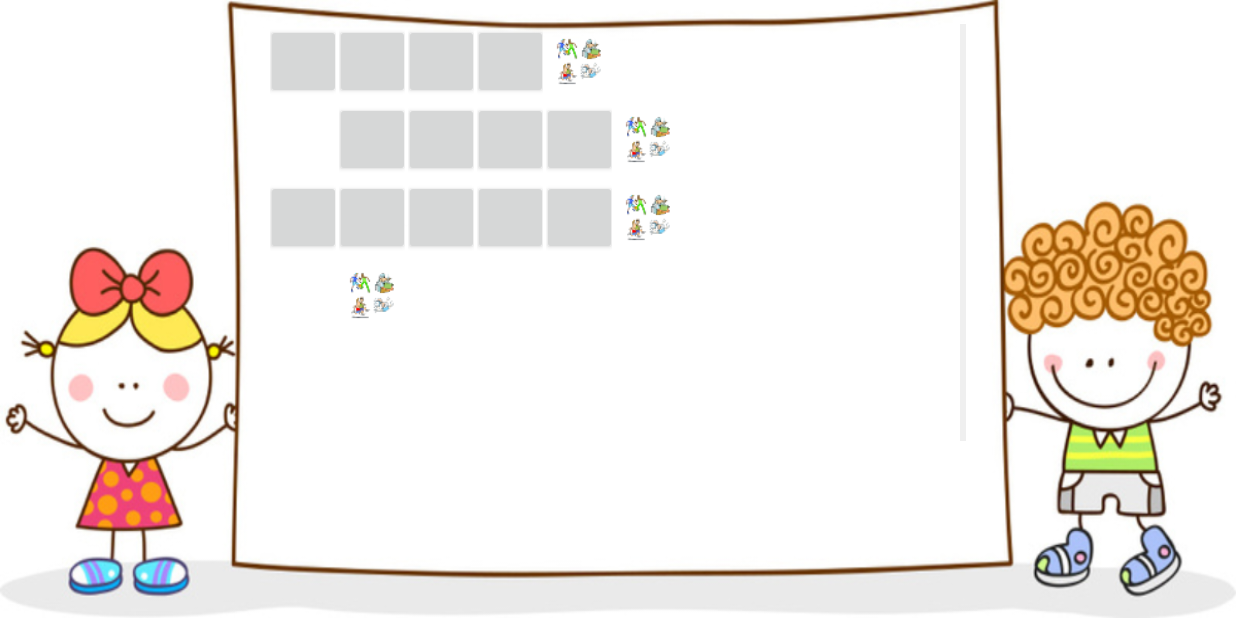
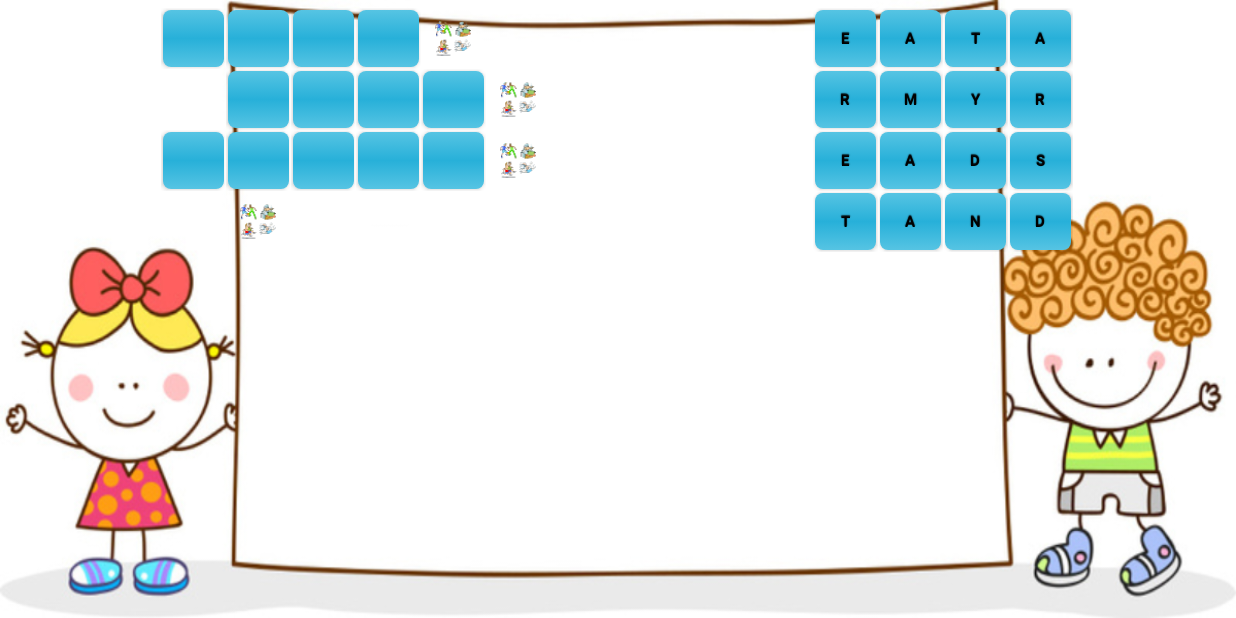
Before and after one commit to nguyenson2012/HappiSpellCrossword, an Android app: the GameActivity screen opened directly, with no data from a screen before it, on a phone screen of 824 x 412 dp (held sideways). Run offline under Robolectric (Android 15) with nearby library versions, the phone set to English and light mode, and no system bars; our stand-ins replace AdMob; libraries missing offline, so code that uses them is left out: com.nostra13.universalimageloader.

Commit message:
Thang Update 14/6 Change Layout of Griviews

```diff
--- a/app/src/main/java/com/example/asus/happispellcrossword/activity/GameActivity.java
+++ b/app/src/main/java/com/example/asus/happispellcrossword/activity/GameActivity.java
@@ -16,8 +16,10 @@ import android.util.Log;
 import android.view.Menu;
 import android.view.MenuItem;
 import android.view.View;
+import android.view.ViewGroup;
 import android.view.Window;
 import android.view.WindowManager;
+import android.widget.AdapterView;
 import android.widget.Button;
 import android.widget.GridView;
 import android.widget.ImageButton;
@@ -27,6 +29,7 @@ import android.widget.TextView;
 import android.widget.Toast;
 
 import com.example.asus.happispellcrossword.R;
+import com.example.asus.happispellcrossword.adapter.Gridview2Adapter;
 import com.example.asus.happispellcrossword.adapter.GridviewAdapter;
 import com.example.asus.happispellcrossword.model.StaticVariable;
 import com.example.asus.happispellcrossword.model.WordObject;
@@ -49,10 +52,12 @@ public class GameActivity extends Activity{
     public static final int AD_HEIGHT = 50;
     public static final int NUM_OF_COLLUMN = 10;
     public static final int NUM_OF_ROW = NUM_OF_COLLUMN;
+    public static final double WEIGHT_COEFF = 2.5;
 //    public static final int MAX_NUM_OF_KEYBOARD_BTN_PER_ROW = 10;
     private static GridView gridView;
+    private static GridView gridView2;
     //    public int PARENT_VERTICAL_MARGIN;
-    private int LINE_HEIGHT;
+//    private int LINE_HEIGHT;
 //    private int BTN_KEYBOARD_MARGIN_LEFT_AND_RIGHT;
 //    private int BTN_KEYBOARD_EDGE_SIZE;
     private int screenWidth = 0;
@@ -63,6 +68,7 @@ public class GameActivity extends Activity{
     private String[][] gridViewData = new String[NUM_OF_COLLUMN][NUM_OF_ROW];//gridViewData[x][y]
     private WordObjectsManager objManger = WordObjectsManager.getInstance();
     private GridviewAdapter adapter;
+    private Gridview2Adapter adapter2;
 //    private ImageButton btCheckAnswer;
     //    private Button btSolve;
 //    private ImageButton btClear;
@@ -93,6 +99,7 @@ public class GameActivity extends Activity{
         screenWidth = metrics.widthPixels;
         screenHeight = metrics.heightPixels;
         setupGridView();
+        setupGridView2();
         /*LINE_HEIGHT = (screenHeight - gridView.getMinimumHeight())/5;
         BTN_KEYBOARD_MARGIN_LEFT_AND_RIGHT = LINE_HEIGHT/8; // If need to adjust, change here
         BTN_KEYBOARD_EDGE_SIZE = LINE_HEIGHT-2*BTN_KEYBOARD_MARGIN_LEFT_AND_RIGHT;
@@ -131,11 +138,28 @@ public class GameActivity extends Activity{
         adapter = new GridviewAdapter(this, gridViewData);
 //        adapter.setUpListWord(objManger.getObjectArrayList());
         gridView = (GridView) findViewById(R.id.gridview_puzzle);
-        gridView.setMinimumHeight(screenWidth);
+//        gridView.setMinimumHeight(5);
+//        ViewGroup.LayoutParams layoutParams = gridView.getLayoutParams();
+//        layoutParams.height = screenWidth;
+//        gridView.setLayoutParams(layoutParams);
         gridView.setAdapter(adapter);
         gridView.setNumColumns(NUM_OF_COLLUMN);
 //        gridView.setColumnWidth((int) ((gridView.getWidth() / NUM_OF_COLLUMN) * 0.9));
-        gridView.setMinimumWidth(screenWidth);
+//        gridView.setMinimumWidth(screenWidth);
+    }
+
+    private void setupGridView2() {
+
+        adapter2 = new Gridview2Adapter(this);
+        gridView2 = (GridView) findViewById(R.id.gridview2_puzzle);
+//        gridView2.setMinimumHeight(screenWidth);
+        gridView2.setAdapter(adapter2);
+//        gridView2.setNumColumns(3);
+//        gridView2.setColumnWidth((int) ((gridView.getWidth() / NUM_OF_COLLUMN) * 0.9));
+//        gridView2.setMinimumWidth(screenWidth);
+        //TODO change here
+        gridView2.setNumColumns((int)(NUM_OF_COLLUMN/WEIGHT_COEFF));
+
     }
 
     @Override
--- /dev/null
+++ b/app/src/main/java/com/example/asus/happispellcrossword/adapter/Gridview2Adapter.java
@@ -0,0 +1,93 @@
+package com.example.asus.happispellcrossword.adapter;
+
+import android.animation.AnimatorSet;
+import android.animation.ObjectAnimator;
+import android.animation.ValueAnimator;
+import android.app.Activity;
+import android.content.Context;
+import android.graphics.Color;
+import android.util.DisplayMetrics;
+import android.util.Log;
+import android.view.LayoutInflater;
+import android.view.MotionEvent;
+import android.view.View;
+import android.view.ViewGroup;
+import android.view.animation.Animation;
+import android.view.animation.AnimationUtils;
+import android.view.animation.LinearInterpolator;
+import android.widget.BaseAdapter;
+import android.widget.Button;
+import android.widget.TextView;
+
+import com.example.asus.happispellcrossword.R;
+import com.example.asus.happispellcrossword.activity.GameActivity;
+import com.example.asus.happispellcrossword.model.WordObject;
+import com.example.asus.happispellcrossword.model.WordObjectsManager;
+import com.nostra13.universalimageloader.core.DisplayImageOptions;
+
+/**
+ * Created by ThangDuong on 12-May-16.
+ */
+public class Gridview2Adapter extends BaseAdapter {
+    public static final String DISABLE = "0";
+    public static final String ENABLE = "";
+    WordObjectsManager objManager = WordObjectsManager.getInstance();
+    private Context context;
+    private String data = new String();
+
+    public Gridview2Adapter(Activity context) {
+        this.context = context;
+        //assign data
+        for(WordObject object:objManager.getObjectArrayList())
+        {
+            if(object!=null)
+                data+=object.getResult();
+        }
+    }
+
+    @Override
+    public int getCount() {
+        return data.length();
+    }
+
+    @Override
+    public Object getItem(int i) {
+        return null;
+    }
+
+    @Override
+    public long getItemId(int i) {
+        return 0;
+    }
+
+    @Override
+    public View getView(final int position, View convertView, ViewGroup parent) {
+        // LayoutInflater to call external grid_item.xml file
+
+        LayoutInflater inflater = (LayoutInflater) context
+                .getSystemService(Context.LAYOUT_INFLATER_SERVICE);
+        final View gridView;
+        if (convertView == null) {
+            // get layout from grid_item.xml ( Defined Below )
+            gridView = inflater.inflate(R.layout.grid2_puzzle_item, null);
+        } else {
+            gridView = convertView;
+        }
+
+        final Button cell = (Button) gridView.findViewById(R.id.button2);
+        //set Row Height the same as in Gridview 1
+        DisplayMetrics metrics = context.getResources().getDisplayMetrics();
+        ViewGroup.LayoutParams layoutParams = cell.getLayoutParams();
+        layoutParams.height = (int) ((metrics.heightPixels / GameActivity.NUM_OF_ROW)* 0.95);
+        cell.setLayoutParams(layoutParams);
+//        cell.setHeight(MainActivity.getRowHeight());
+        cell.setHeight((int) ((metrics.widthPixels / GameActivity.NUM_OF_ROW) * 0.9));
+        cell.setText(Character.toString(data.charAt(position)));
+        cell.setTextColor(Color.BLACK);
+        return gridView;
+    }
+
+    private void onClickCell(int x, int y) {
+        //Reset color of the grid
+    }
+}
--- a/app/src/main/java/com/example/asus/happispellcrossword/adapter/GridviewAdapter.java
+++ b/app/src/main/java/com/example/asus/happispellcrossword/adapter/GridviewAdapter.java
@@ -7,6 +7,7 @@ import android.app.Activity;
 import android.content.Context;
 import android.graphics.Color;
 import android.util.DisplayMetrics;
+import android.util.Log;
 import android.view.LayoutInflater;
 import android.view.View;
 import android.view.ViewGroup;
@@ -112,20 +113,45 @@ public class GridviewAdapter extends BaseAdapter {
         final TextView textViewNumberQuestion = (TextView) gridView.findViewById(R.id.tvItemSTT);
 
         //set Row Height
-        DisplayMetrics metrics = new DisplayMetrics();
-        metrics = context.getResources().getDisplayMetrics();
-        cell.setMinimumHeight(0);
-//        cell.setHeight(MainActivity.getRowHeight());
-        cell.setHeight((int) ((metrics.widthPixels / GameActivity.NUM_OF_ROW) * 0.9));
+        DisplayMetrics metrics = context.getResources().getDisplayMetrics();
+        ViewGroup.LayoutParams layoutParams = cell.getLayoutParams();
+        layoutParams.height = (int) ((metrics.heightPixels / GameActivity.NUM_OF_ROW)* 0.95);
+        cell.setLayoutParams(layoutParams);
+//        cell.setMinimumHeight(2);
+//        cell.setHeight(2);
+//        cell.setHeight((int) ((metrics.widthPixels / GameActivity.NUM_OF_ROW) * 0.9));
 
         cell.setTextColor(Color.BLACK);
         final int positionX = position % GameActivity.NUM_OF_COLLUMN;
         final int positionY = position / GameActivity.NUM_OF_ROW;
         if(data[positionX][positionY]==GridviewAdapter.DISABLE){
-            cell.setVisibility(View.INVISIBLE);
-            cell.setFocusable(false);
-            cell.setEnabled(false);
-            cell.setClickable(false);
+//            cell.setVisibility(View.INVISIBLE);
+//            cell.setFocusable(false);
+//            cell.setEnabled(false);
+//            cell.setClickable(false);
+
+            gridView.setVisibility(View.INVISIBLE);
+            gridView.setFocusable(false);
+            gridView.setEnabled(false);
+            gridView.setClickable(false);
+        }
+        else {
+//            cell.setVisibility(View.VISIBLE);
+            cell.setText(data[positionX][positionY]);
+//            if (listWord.size() > 0) {
+                for (WordObject wordObject : objManager.getObjectArrayList())
+                    if (positionX == wordObject.startX && positionY == wordObject.startY)
+                        textViewNumberQuestion.setText(wordObject.getPosition()+"");
+//            }
+
+
+            if (!isAnimation[positionX][positionY]) {
+                //backGround.startAnimation(animation);
+                startScaleAnimation(gridView, 1000 + positionX * 250 + positionY * 50);
+                isAnimation[positionX][positionY] = true;
+            }
+//            cell.setTextSize(15);
+//            Log.e("ADAPTER","x= "+positionX+" , y= "+positionY+" , setText = "+data[positionX][positionY]);
         }
 
         //Setup Image cells
--- /dev/null
+++ b/app/src/main/res/drawable-hdpi/btn_blue.xml
@@ -0,0 +1,10 @@
+<?xml version="1.0" encoding="utf-8"?>
+
+<selector xmlns:android="http://schemas.android.com/apk/res/android">
+    <item
+        android:drawable="@drawable/button_blue_pressed"
+        android:state_enabled="true"
+        android:state_pressed="true" />
+    <item android:drawable="@drawable/button_blue_enabled"
+        android:state_enabled="true" />
+</selector>
--- /dev/null
+++ b/app/src/main/res/drawable-hdpi/button_blue_enabled.xml
@@ -0,0 +1,16 @@
+<?xml version="1.0" encoding="utf-8"?>
+
+<shape xmlns:android="http://schemas.android.com/apk/res/android" android:shape="rectangle">
+    <gradient
+        android:centerColor="#27B0D9"
+        android:endColor="#56C4E3"
+        android:startColor="#56C4E3"
+
+        android:angle="90"/>
+    <padding android:left="7dp"
+        android:top="7dp"
+        android:right="7dp"
+        android:bottom="7dp" />
+    <corners android:radius= "5dp" />
+    <!--<stroke android:width="1px" android:color="#000000" />-->
+</shape>
--- /dev/null
+++ b/app/src/main/res/drawable-hdpi/button_blue_pressed.xml
@@ -0,0 +1,17 @@
+<?xml version="1.0" encoding="utf-8"?>
+
+<shape xmlns:android="http://schemas.android.com/apk/res/android"
+    android:shape="rectangle">
+    <gradient
+        android:angle="90"
+        android:startColor="#52EDF4"
+        android:centerColor="#52EDF4"
+        android:endColor="#52EDF4" />
+    <padding
+        android:bottom="7dp"
+        android:left="7dp"
+        android:right="7dp"
+        android:top="7dp" />
+    <corners android:radius="5dp" />
+    <!--<stroke android:width="1px" android:color="#000000" />-->
+</shape>
--- a/app/src/main/res/layout/activity_main.xml
+++ b/app/src/main/res/layout/activity_main.xml
@@ -6,21 +6,23 @@
     android:paddingBottom="@dimen/activity_vertical_margin" tools:context=".MainActivity"
     android:background="@drawable/kid_cartoon_banner"
     android:orientation="horizontal">
-    <LinearLayout
+    <TextView
         android:layout_width="0dp"
-        android:layout_weight="1"
+        android:layout_weight="0.5"
         android:layout_height="match_parent">
-    </LinearLayout>
+    </TextView>
     <GridView
-        android:id="@+id/gridview_puzzle"
+        android:layout_height="match_parent"
         android:layout_width="0dp"
-        android:layout_weight="4"
-        android:layout_height="match_parent"
-        android:horizontalSpacing="2dp"
-        android:verticalSpacing="2dp"></GridView>
-    <LinearLayout
+        android:layout_weight="5"
+        android:id="@+id/gridview_puzzle"></GridView>
+    <GridView
+        android:id="@+id/gridview2_puzzle"
+        android:layout_width="0dp"
+        android:layout_weight="2"
+        android:layout_height="match_parent"></GridView>
+    <TextView
         android:layout_width="0dp"
         android:layout_height="match_parent"
-        android:layout_weight="1"></LinearLayout>
-
+        android:layout_weight="0.5"></TextView>
 </LinearLayout>
--- /dev/null
+++ b/app/src/main/res/layout/grid2_puzzle_item.xml
@@ -0,0 +1,17 @@
+<?xml version="1.0" encoding="utf-8"?>
+<RelativeLayout xmlns:android="http://schemas.android.com/apk/res/android"
+    android:id="@+id/BGLinear2"
+    android:layout_width="wrap_content"
+    android:layout_height="wrap_content"
+    android:orientation="horizontal">
+
+    <Button
+        android:id="@+id/button2"
+        android:layout_gravity="center"
+        android:layout_width="@dimen/button_grid_puzzle_size"
+        android:layout_height="@dimen/button_grid_puzzle_size"
+        android:textSize="10dp"
+        android:layout_margin="1dp"
+        style="@style/BlueButton"/>
+
+</RelativeLayout>
--- a/app/src/main/res/layout/grid_puzzle_item.xml
+++ b/app/src/main/res/layout/grid_puzzle_item.xml
@@ -1,9 +1,12 @@
 <?xml version="1.0" encoding="utf-8"?>
-<FrameLayout xmlns:android="http://schemas.android.com/apk/res/android"
-    android:id="@+id/BGLinear"
+<RelativeLayout xmlns:android="http://schemas.android.com/apk/res/android"
+    android:id="@+id/BGLinear2"
     android:layout_width="wrap_content"
     android:layout_height="wrap_content"
-    android:orientation="horizontal">
+    android:orientation="horizontal"
+    android:layout_gravity="center"
+    android:padding="0dp"
+    >
 
     <Button
         android:id="@+id/button"
@@ -11,7 +14,8 @@
         android:layout_width="@dimen/button_grid_puzzle_size"
         android:layout_height="@dimen/button_grid_puzzle_size"
         android:textSize="15dp"
-        android:layout_margin="0dp" />
+        style="@style/BlueButton"
+        android:layout_margin="1dp"/>
     <TextView
         android:id="@+id/tvItemSTT"
         android:layout_width="wrap_content"
@@ -23,4 +27,4 @@
         android:layout_marginLeft="4dp"
         />
 
-</FrameLayout>
+</RelativeLayout>
--- a/app/src/main/res/values/dimens.xml
+++ b/app/src/main/res/values/dimens.xml
@@ -1,7 +1,7 @@
 <resources>
     <!-- Default screen margins, per the Android Design guidelines. -->
-    <dimen name="activity_horizontal_margin">16dp</dimen>
-    <dimen name="activity_vertical_margin">16dp</dimen>
+    <dimen name="activity_horizontal_margin">5dp</dimen>
+    <dimen name="activity_vertical_margin">5dp</dimen>
     <dimen name="card_view_margin_bottom">50dp</dimen>
     <dimen name="card_view_width">80dp</dimen>
     <dimen name="card_view_height">70dp</dimen>
--- a/app/src/main/res/values/styles.xml
+++ b/app/src/main/res/values/styles.xml
@@ -11,4 +11,20 @@
         <item name="windowNoTitle">true</item>
     </style>
 
+    <style name="FlashCardButton" parent="@android:style/Widget.Button">
+        <item name="android:gravity">center_vertical|center_horizontal</item>
+        <item name="android:textColor">#FFFFFFFF</item>
+        <item name="android:shadowColor">#FF000000</item>
+        <item name="android:shadowDx">0</item>
+        <item name="android:shadowDy">-1</item>
+        <item name="android:shadowRadius">0.2</item>
+        <item name="android:textStyle">bold</item>
+        <item name="android:textAllCaps">true</item>
+        <item name="android:focusable">true</item>
+        <item name="android:clickable">true</item>
+    </style>
+
+    <style name="BlueButton" parent="FlashCardButton">
+        <item name="android:background">@drawable/btn_blue</item>
+    </style>
 </resources>
```
Also changed, not shown: 1 other file.
